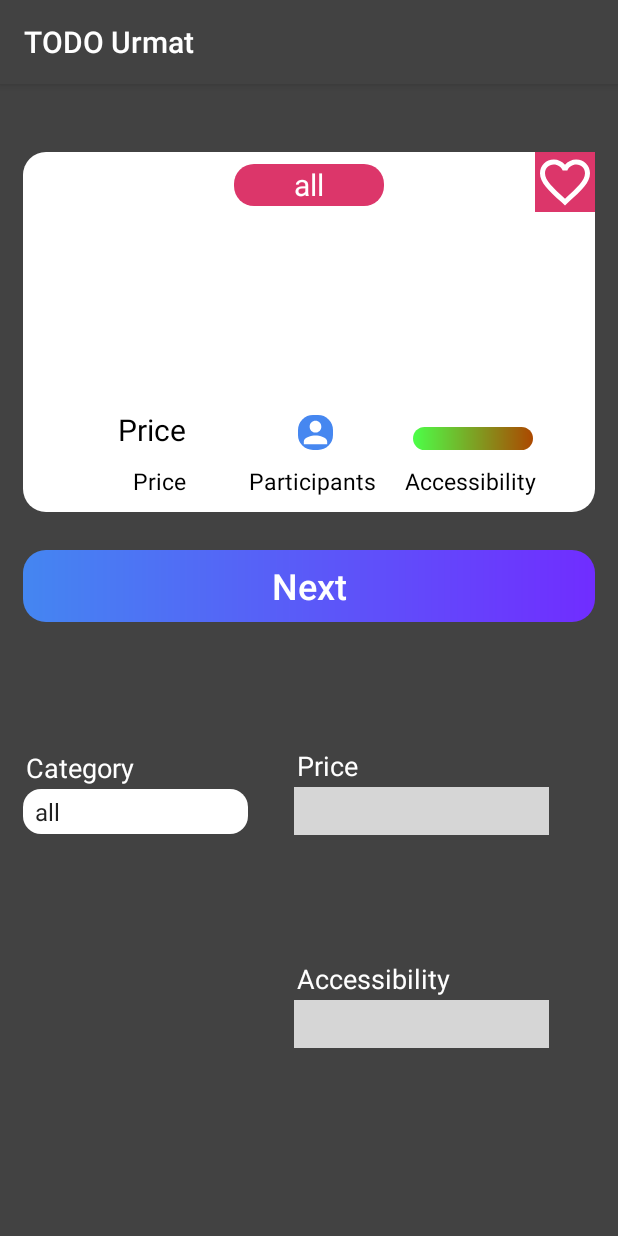
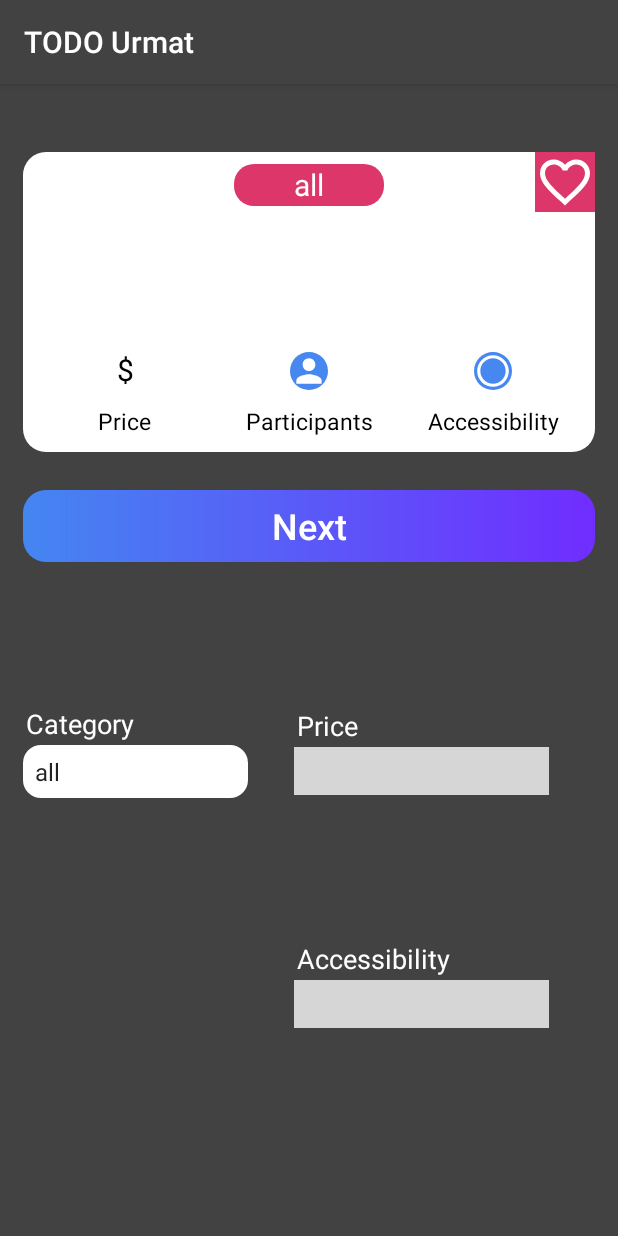
Before and after one commit to BigOnake/Spend-time, an Android app: the MainActivity screen opened directly, with no data from a screen before it, after a tap on "Next", on a phone screen of 412 x 824 dp. Run offline under Robolectric (Android 15) with nearby library versions, the phone set to English and light mode, and no system bars; libraries missing offline, so code that uses them is left out: com.crystal.crystalrangeseekbar; plain views replace CrystalRangeSeekbar; 4 statements that could not run were skipped; grey boxes are pictures that could not be loaded.

```diff
--- a/app/src/main/java/com/example/todourmat/data/BoredApiClient.java
+++ b/app/src/main/java/com/example/todourmat/data/BoredApiClient.java
@@ -1,6 +1,5 @@
 package com.example.todourmat.data;
 
-import android.util.Log;
 
 import com.example.todourmat.model.BoredAction;
 
@@ -20,17 +19,17 @@ public class BoredApiClient {
     BoredApi client = retrofit.create(BoredApi.class);
 
     public void getAction(String key, Integer participants, String type, Float minPrice, Float maxPrice,
-                          Float maxAccessibility, Float minAccessibility, BoredActionCallback callback) {
+                          Float minAccessibility, Float maxAccessibility, BoredActionCallback callback) {
 
         Call<BoredAction> call = client.getAction(
                 key,
+                participants,
                 type,
                 minPrice,
                 maxPrice,
-                participants,
-                maxAccessibility,
-                minAccessibility
-        );
+                minAccessibility,
+                maxAccessibility
+                );
 
         call.enqueue(new CoreCallback<BoredAction>() {
             @Override
@@ -57,10 +56,10 @@ public class BoredApiClient {
         @GET("api/activity/")
         Call<BoredAction> getAction(
                 @Query("key") String key,
+                @Query("participants") Integer participants,
                 @Query("type") String type,
                 @Query("minprice") Float minPrice,
                 @Query("maxprice") Float maxPrice,
-                @Query("participants") Integer participants,
                 @Query("minaccessibility") Float minAccessibility,
                 @Query("maxaccessibility") Float maxAccessibility
         );
--- a/app/src/main/java/com/example/todourmat/presentation/main/MainActivity.java
+++ b/app/src/main/java/com/example/todourmat/presentation/main/MainActivity.java
@@ -31,9 +31,8 @@ public class MainActivity extends AppCompatActivity {
     Button nextBtn;
     String valueOfSpinner;
     CrystalRangeSeekbar seekbar1, seekbar2;
-    ImageView participants;
-    Float maxPrice, minPrice, maxAcc, minAcc;
-    ProgressBar accessibility;
+    ImageView participants, accessibility;
+    Float maxPrice, minPrice, maxAccessibility, minAccessibility;
 
 
     public void skipIntroIfShown() {
@@ -59,54 +58,40 @@ public class MainActivity extends AppCompatActivity {
         seekbar1 = findViewById(R.id.seek_bar_1);
         seekbar2 = findViewById(R.id.seek_bar_2);
         participants = findViewById(R.id.person);
+        accessibility = findViewById(R.id.access);
         price = findViewById(R.id.price);
-        accessibility = findViewById(R.id.access);
 
         spinnerType.setOnItemSelectedListener(new AdapterView.OnItemSelectedListener() {
             @Override
             public void onItemSelected(AdapterView<?> parent, View view, int position, long id) {
                 valueOfSpinner = spinnerType.getSelectedItem().toString();
-                category.setText(valueOfSpinner);
-            }
-
+                category.setText(valueOfSpinner); }
             @Override
             public void onNothingSelected(AdapterView<?> parent) {
-                Toast.makeText(MainActivity.this, "No item is selected", Toast.LENGTH_SHORT).show();
-            }
+                Toast.makeText(MainActivity.this, "No item is selected", Toast.LENGTH_SHORT).show(); }
         });
 
-        seekbar1.setOnRangeSeekbarChangeListener(new OnRangeSeekbarChangeListener() {
-            @Override
-            public void valueChanged(Number minValue, Number maxValue) {
-                minPrice = minValue.floatValue();
-                maxPrice = maxValue.floatValue();
-            }
+        seekbar1.setOnRangeSeekbarChangeListener((minValue, maxValue) -> {
+            minPrice = minValue.floatValue();
+            maxPrice = maxValue.floatValue();
         });
 
-        seekbar2.setOnRangeSeekbarChangeListener(new OnRangeSeekbarChangeListener() {
-            @Override
-            public void valueChanged(Number minValue, Number maxValue) {
-                minAcc = minValue.floatValue();
-                maxAcc = maxValue.floatValue();
-            }
+        seekbar2.setOnRangeSeekbarChangeListener((minValue, maxValue) -> {
+            minAccessibility = minValue.floatValue();
+            maxAccessibility = maxValue.floatValue();
         });
 
         Log.d("ololo", "должно");
-
         question();
 
-        nextBtn.setOnClickListener(new View.OnClickListener() {
-            @Override
-            public void onClick(View v) {
-                Log.d("ololo", "click должно работать");
-                question();
-            }
-        });
+        nextBtn.setOnClickListener(v -> {
+            Log.d("ololo", "click должно работать");
+            question();});
     }
 
     public void question() {
         App.boredApiClient.getAction(null, null, valueOfSpinner,
-                null, null, null, null,
+                minPrice, maxPrice, minAccessibility, maxAccessibility,
                 new BoredApiClient.BoredActionCallback() {
                     @Override
                     public void onSuccess(BoredAction boredAction) {
@@ -120,23 +105,24 @@ public class MainActivity extends AppCompatActivity {
                         category.setText(boredAction.getType());
                         mainText.setText(boredAction.getActivity());
                         participantsFilter(boredAction);
-                        //priceFilter(boredAction);
-                        //accessFilter(boredAction);
+                        accessFilter(boredAction);
+                        priceFilter(boredAction);
                     }
 
                     @Override
-                    public void onFailure(Exception ex) {
-                    }
+                    public void onFailure(Exception ex) {}
                 });
     }
 
     public void priceFilter(BoredAction boredAction) {
         if (boredAction.getPrice() != null) {
-            if (minPrice >= 0.0f && maxPrice <= 0.3f) {
+            if (boredAction.getPrice() >= 0.0f && boredAction.getPrice() <= 0.1f) {
                 price.setText("$");
-            } else if (minPrice >= 0.4f && maxPrice <= 0.6f) {
+            }
+            if (boredAction.getPrice() >= 0.2f && boredAction.getPrice() <= 0.3f) {
                 price.setText("$$");
-            } else if (minPrice >= 0.7f && maxPrice <= 0.8f) {
+            }
+            if (boredAction.getPrice() >= 0.4f && boredAction.getPrice() <= 0.5f) {
                 price.setText("$$$");
             }
         }
@@ -144,12 +130,14 @@ public class MainActivity extends AppCompatActivity {
 
     public void accessFilter(BoredAction boredAction) {
         if (boredAction.getAccessibility() != null) {
-            if (minAcc >= 0.0f && maxAcc <= 0.4f) {
-                accessibility.drawableHotspotChanged(0.0f, 0.4f);
-            } else if (minAcc >= 0.5f && maxAcc <= 0.9f) {
-                accessibility.drawableHotspotChanged(0.5f, 0.9f);
-            } else if (minAcc >= 1.0f && maxAcc <= 1.5f) {
-                accessibility.drawableHotspotChanged(1.0f, 1.5f);
+            if (boredAction.getAccessibility() >= 0.0f && boredAction.getAccessibility() <= 0.3f) {
+                accessibility.setImageResource(R.drawable.ic_acc_empty);
+            }
+            if (boredAction.getAccessibility() >= 0.4f && boredAction.getAccessibility() <= 0.7f) {
+                accessibility.setImageResource(R.drawable.ic_acc_half);
+            }
+            if (boredAction.getAccessibility() >= 0.8f && boredAction.getAccessibility() <= 1.0f) {
+                accessibility.setImageResource(R.drawable.ic_acc_full);
             }
         }
     }
--- /dev/null
+++ b/app/src/main/res/drawable/ic_acc_empty.xml
@@ -0,0 +1,5 @@
+<vector android:height="24dp" android:tint="#FFFFFF"
+    android:viewportHeight="24" android:viewportWidth="24"
+    android:width="24dp" xmlns:android="http://schemas.android.com/apk/res/android">
+    <path android:fillColor="@android:color/white" android:pathData="M12,2C6.48,2 2,6.48 2,12s4.48,10 10,10 10,-4.48 10,-10S17.52,2 12,2zM12,20c-4.42,0 -8,-3.58 -8,-8s3.58,-8 8,-8 8,3.58 8,8 -3.58,8 -8,8z"/>
+</vector>
--- /dev/null
+++ b/app/src/main/res/drawable/ic_acc_full.xml
@@ -0,0 +1,5 @@
+<vector android:height="24dp" android:tint="#FFFFFF"
+    android:viewportHeight="24" android:viewportWidth="24"
+    android:width="24dp" xmlns:android="http://schemas.android.com/apk/res/android">
+    <path android:fillColor="@android:color/white" android:pathData="M12,12m-10,0a10,10 0,1 1,20 0a10,10 0,1 1,-20 0"/>
+</vector>
--- /dev/null
+++ b/app/src/main/res/drawable/ic_acc_half.xml
@@ -0,0 +1,5 @@
+<vector android:height="24dp" android:tint="#FFFFFF"
+    android:viewportHeight="24" android:viewportWidth="24"
+    android:width="24dp" xmlns:android="http://schemas.android.com/apk/res/android">
+    <path android:fillColor="@android:color/white" android:pathData="M12,7c-2.76,0 -5,2.24 -5,5s2.24,5 5,5 5,-2.24 5,-5 -2.24,-5 -5,-5zM12,2C6.48,2 2,6.48 2,12s4.48,10 10,10 10,-4.48 10,-10S17.52,2 12,2zM12,20c-4.42,0 -8,-3.58 -8,-8s3.58,-8 8,-8 8,3.58 8,8 -3.58,8 -8,8z"/>
+</vector>
--- a/app/src/main/res/drawable/lt_category.xml
+++ b/app/src/main/res/drawable/lt_category.xml
@@ -1,6 +1,6 @@
 <?xml version="1.0" encoding="utf-8"?>
 <shape xmlns:android="http://schemas.android.com/apk/res/android">
-    <solid android:color="#DC366A"/>
+    <solid android:color="@color/show_cl"/>
     <corners android:radius="13dp"/>
 
 
--- a/app/src/main/res/drawable/lt_icons.xml
+++ b/app/src/main/res/drawable/lt_icons.xml
@@ -1,5 +1,5 @@
 <?xml version="1.0" encoding="utf-8"?>
 <shape xmlns:android="http://schemas.android.com/apk/res/android">
     <solid android:color="#4687F0"/>
-    <corners android:radius="10dp"/>
+    <corners android:radius="15dp"/>
 </shape>
--- a/app/src/main/res/layout/activity_main.xml
+++ b/app/src/main/res/layout/activity_main.xml
@@ -4,7 +4,6 @@
     xmlns:tools="http://schemas.android.com/tools"
     android:layout_width="match_parent"
     android:layout_height="match_parent"
-    android:background="@color/cardview_dark_background"
     android:orientation="vertical"
     android:padding="15dp"
     tools:context=".presentation.main.MainActivity">
@@ -12,7 +11,7 @@
     <androidx.constraintlayout.widget.ConstraintLayout
         android:id="@+id/main_window"
         android:layout_width="match_parent"
-        android:layout_height="240dp"
+        android:layout_height="200dp"
         android:layout_marginTop="30dp"
         android:background="@drawable/lt_main_window"
         app:layout_constraintTop_toTopOf="parent">
@@ -23,8 +22,8 @@
             android:layout_height="28dp"
             android:layout_margin="8dp"
             android:background="@drawable/lt_category"
+            android:gravity="center"
             android:text="Category"
-            android:gravity="center"
             android:textColor="@android:color/white"
             android:textSize="20sp"
             app:layout_constraintLeft_toLeftOf="@id/main_window"
@@ -35,13 +34,13 @@
             android:id="@+id/main_text"
             style="@style/action_text_main"
             android:layout_width="match_parent"
-            android:layout_height="110dp"
+            android:layout_height="wrap_content"
             android:layout_marginStart="16dp"
             android:layout_marginEnd="16dp"
+            android:layout_marginBottom="25dp"
+            android:gravity="center"
             android:text=""
             android:textStyle="bold"
-            android:gravity="center"
-            android:layout_marginBottom="25dp"
             app:layout_constraintBottom_toBottomOf="parent"
             app:layout_constraintLeft_toLeftOf="parent"
             app:layout_constraintRight_toRightOf="parent"
@@ -50,7 +49,7 @@
         <ImageView
             android:layout_width="40dp"
             android:layout_height="40dp"
-            android:background="#DC366A"
+            android:background="@color/show_cl"
             android:src="@drawable/ic_hearth"
             app:layout_constraintRight_toRightOf="@id/main_window"
             app:layout_constraintTop_toTopOf="@id/main_window" />
@@ -58,17 +57,19 @@
         <!--
                 ______________________________________________
         -->
+
         <TextView
             android:id="@+id/price"
             style="@style/presentational_text"
-            android:layout_width="90dp"
+            android:layout_width="60dp"
             android:layout_height="wrap_content"
             android:layout_margin="10dp"
-            android:text="Price"
             android:gravity="center"
+            android:text="$"
             app:layout_constraintBottom_toTopOf="@id/price_undrln"
-            app:layout_constraintLeft_toLeftOf="parent"
-            app:layout_constraintRight_toLeftOf="@id/participants" />
+            app:layout_constraintStart_toStartOf="@id/price_undrln"
+            app:layout_constraintEnd_toEndOf="@id/price_undrln"
+            />
 
         <TextView
             android:id="@+id/price_undrln"
@@ -76,36 +77,22 @@
             android:layout_width="90dp"
             android:layout_height="wrap_content"
             android:layout_margin="10dp"
-            android:text="        Price"
+            android:gravity="center"
+            android:text="Price"
             app:layout_constraintBottom_toBottomOf="parent"
-            app:layout_constraintEnd_toEndOf="@id/price"
             app:layout_constraintLeft_toLeftOf="parent"
-            app:layout_constraintRight_toLeftOf="@id/participants_undrln"
-            app:layout_constraintStart_toStartOf="@id/price" />
+            app:layout_constraintRight_toLeftOf="@id/participants_undrln" />
 
-        <!--app:layout_constraintStart_toStartOf="@id/price"
-                app:layout_constraintEnd_toEndOf="@id/price"-->
-        <androidx.constraintlayout.widget.ConstraintLayout
-            android:id="@+id/participants"
+        <ImageView
+            android:id="@+id/person"
             android:layout_width="25dp"
-            android:layout_height="wrap_content"
+            android:layout_height="25dp"
             android:layout_margin="10dp"
+            android:background="@drawable/lt_icons"
+            android:src="@drawable/ic_person"
             app:layout_constraintBottom_toTopOf="@id/participants_undrln"
-            app:layout_constraintLeft_toRightOf="@id/price"
-            android:foregroundGravity="center"
-            app:layout_constraintRight_toLeftOf="@id/access">
-
-            <ImageView
-                android:id="@+id/person"
-                android:layout_width="23dp"
-                android:layout_height="23dp"
-                android:layout_weight="1"
-                android:background="@drawable/lt_icons"
-                android:src="@drawable/ic_person"
-                app:layout_constraintLeft_toLeftOf="@id/participants"
-                app:layout_constraintTop_toTopOf="@id/participants" />
-
-        </androidx.constraintlayout.widget.ConstraintLayout>
+            app:layout_constraintStart_toStartOf="@id/participants_undrln"
+            app:layout_constraintEnd_toEndOf="@id/participants_undrln"/>
 
         <TextView
             android:id="@+id/participants_undrln"
@@ -113,27 +100,27 @@
             android:layout_width="90dp"
             android:layout_height="wrap_content"
             android:layout_margin="10dp"
+            android:gravity="center"
             android:text="Participants"
             app:layout_constraintBottom_toBottomOf="parent"
-            app:layout_constraintEnd_toEndOf="@id/participants"
             app:layout_constraintLeft_toRightOf="@id/price_undrln"
-            app:layout_constraintRight_toLeftOf="@id/accessibility_undrln"
-            app:layout_constraintStart_toStartOf="@id/participants" />
+            app:layout_constraintRight_toLeftOf="@id/accessibility_undrln"/>
 
         <!--
                 _________________
         -->
 
-        <ProgressBar
+        <ImageView
             android:id="@+id/access"
-            android:layout_width="80dp"
-            android:layout_height="15dp"
+            android:layout_width="25dp"
+            android:layout_height="25dp"
             android:layout_margin="10dp"
-            style="?android:attr/progressBarStyleHorizontal"
-            android:progressDrawable="@drawable/lt_accessibility"
+            android:background="@drawable/lt_icons"
+            android:src="@drawable/ic_acc_empty"
             app:layout_constraintBottom_toTopOf="@id/accessibility_undrln"
-            app:layout_constraintLeft_toRightOf="@id/participants"
-            app:layout_constraintRight_toRightOf="parent" />
+            app:layout_constraintHorizontal_weight="1"
+            app:layout_constraintEnd_toEndOf="@id/accessibility_undrln"
+            app:layout_constraintStart_toStartOf="@id/accessibility_undrln"/>
 
         <TextView
             android:id="@+id/accessibility_undrln"
@@ -141,12 +128,11 @@
             android:layout_width="90dp"
             android:layout_height="wrap_content"
             android:layout_margin="10dp"
+            android:gravity="center"
             android:text="Accessibility"
             app:layout_constraintBottom_toBottomOf="parent"
-            app:layout_constraintEnd_toEndOf="@id/access"
             app:layout_constraintLeft_toRightOf="@id/participants_undrln"
-            app:layout_constraintRight_toRightOf="parent"
-            app:layout_constraintStart_toStartOf="@id/access" />
+            app:layout_constraintRight_toRightOf="parent" />
 
     </androidx.constraintlayout.widget.ConstraintLayout>
 
@@ -177,15 +163,14 @@
     <Spinner
         android:id="@+id/list"
         android:layout_width="150dp"
-        android:layout_height="30dp"
+        android:layout_height="35dp"
         android:background="@drawable/lt_spinner"
         android:entries="@array/Type"
         app:layout_constraintBottom_toBottomOf="@id/seek_bar_1"
         app:layout_constraintLeft_toLeftOf="parent"
-        app:layout_constraintTop_toTopOf="@id/seek_bar_1" />
+        app:layout_constraintTop_toTopOf="@id/seek_bar_1"/>
 
     <!--============-->
-
 
     <TextView
         android:id="@+id/seek_bar_1_name"
@@ -195,7 +180,6 @@
         android:text="Price"
         android:textColor="@android:color/white"
         android:textSize="18sp"
-
         app:layout_constraintBottom_toTopOf="@id/seek_bar_1"
         app:layout_constraintStart_toStartOf="@id/seek_bar_1" />
 
@@ -207,17 +191,17 @@
         app:bar_highlight_color="#2F80ED"
         app:corner_radius="5"
         app:data_type="_float"
-
         app:layout_constraintBottom_toTopOf="@id/seek_bar_2"
         app:layout_constraintLeft_toRightOf="@id/list"
         app:layout_constraintRight_toRightOf="parent"
         app:layout_constraintTop_toBottomOf="@id/btn_next_idea"
         app:left_thumb_color="#693BFD"
         app:left_thumb_color_pressed="#693BFD"
-        app:max_value="0.8"
+        app:max_value="0.5"
         app:min_value="0.0"
         app:right_thumb_color="#693BFD"
         app:right_thumb_color_pressed="#030B47" />
+
     <!--============-->
 
     <TextView
@@ -228,7 +212,6 @@
         android:text="Accessibility"
         android:textColor="@android:color/white"
         android:textSize="18sp"
-
         app:layout_constraintBottom_toTopOf="@id/seek_bar_2"
         app:layout_constraintStart_toStartOf="@id/seek_bar_2" />
 
@@ -247,8 +230,8 @@
         app:layout_constraintTop_toBottomOf="@id/seek_bar_1"
         app:left_thumb_color="#693BFD"
         app:left_thumb_color_pressed="#693BFD"
-        app:max_value="1.5"
-        app:min_value="0.0"
+        app:max_value="1.00"
+        app:min_value="0.00"
         app:right_thumb_color="#693BFD"
         app:right_thumb_color_pressed="#030B47" />
 
--- a/app/src/main/res/menu/menu.xml
+++ b/app/src/main/res/menu/menu.xml
@@ -1,4 +1,3 @@
 <?xml version="1.0" encoding="utf-8"?>
 <menu xmlns:android="http://schemas.android.com/apk/res/android">
-
 </menu>
--- a/app/src/main/res/values/colors.xml
+++ b/app/src/main/res/values/colors.xml
@@ -3,4 +3,6 @@
     <color name="colorPrimary">#6200EE</color>
     <color name="colorPrimaryDark">#3700B3</color>
     <color name="colorAccent">#693BFD</color>
+    <color name="main_bg">#424242</color>
+    <color name="show_cl">#DC366A</color>
 </resources>
--- a/app/src/main/res/values/styles.xml
+++ b/app/src/main/res/values/styles.xml
@@ -6,6 +6,11 @@
         <item name="colorPrimary">#424242</item>
         <item name="colorPrimaryDark">@color/colorPrimaryDark</item>
         <item name="colorAccent">@color/colorAccent</item>
+        <item name="android:windowBackground">@color/main_bg</item>
+    </style>
+
+    <style name="BaseText">
+        <item name="android:includeFontPadding">false</item>
     </style>
 
     <style name="presentational_text">
```
